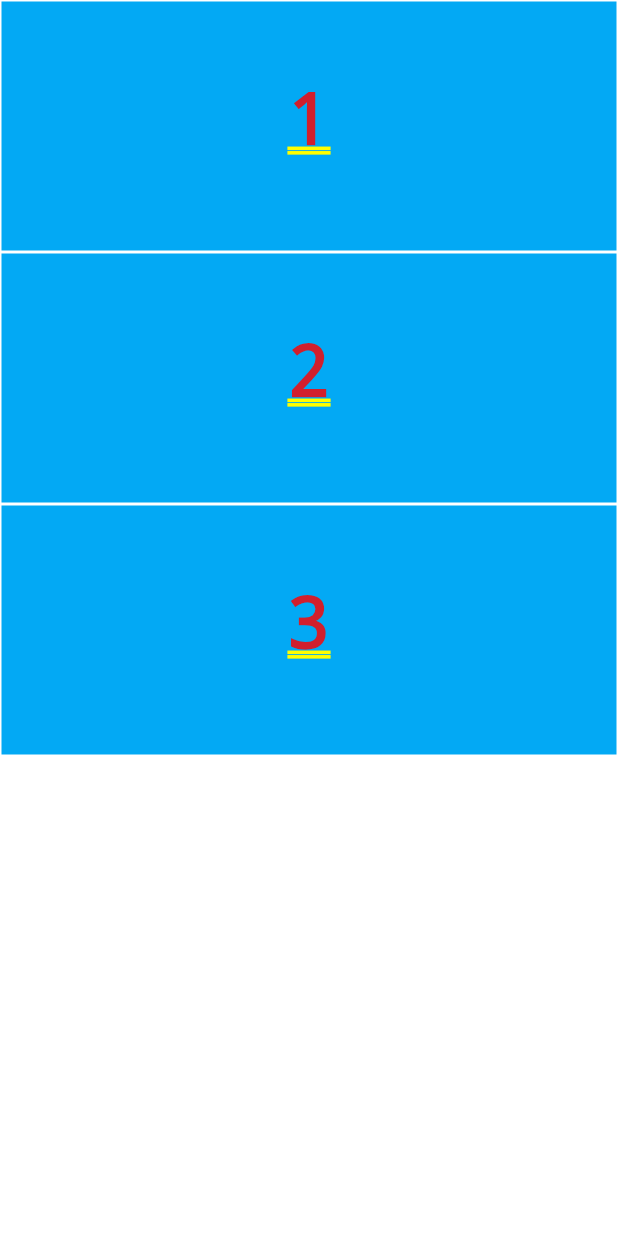
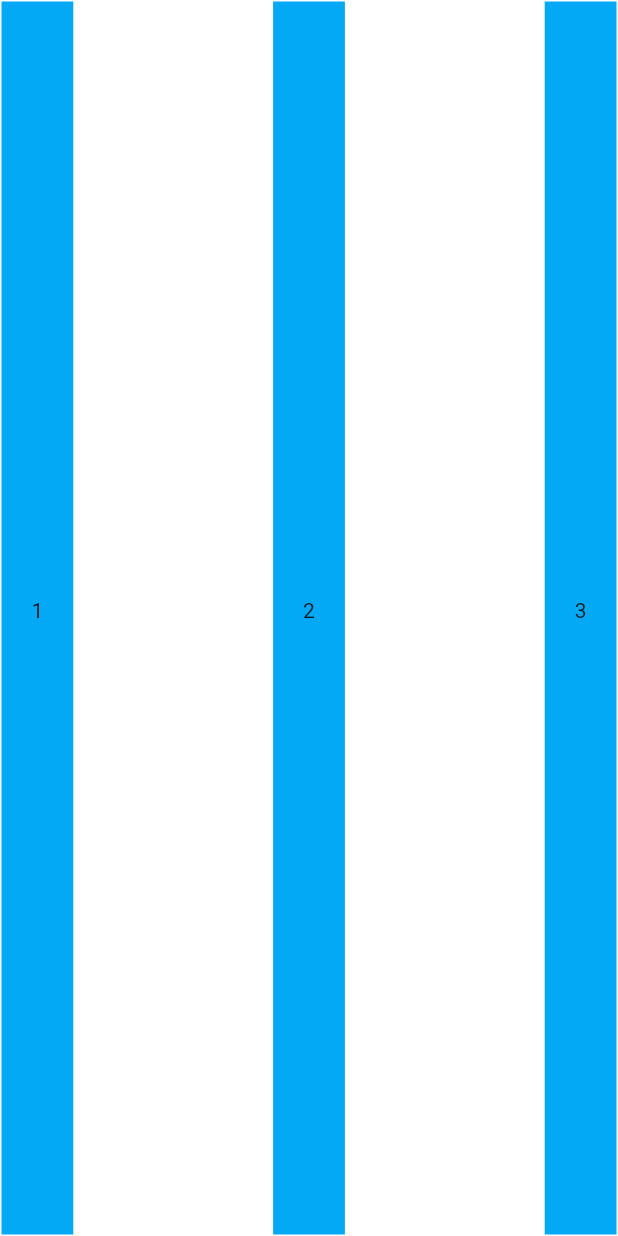
Before and after one commit to jethro91/flutterlearn, a Flutter app: the screen it shows after launch, on a phone screen of 412 x 824 dp. Run offline on Flutter 3.47's test engine with Material 2 defaults, Android fonts, the phone set to English and light mode, and no system bars.

Commit message:
[NAMA FITUR] keterangan

```diff
--- /dev/null
+++ b/lib/layout/TanpaNavigasi.dart
@@ -0,0 +1,24 @@
+import 'package:flutter/material.dart';
+
+class TanpaNavigasi extends StatefulWidget {
+  TanpaNavigasi({
+    Key key,
+    this.isiLayout,
+  });
+  final Widget isiLayout;
+  @override
+  _TanpaNavigasiState createState() => _TanpaNavigasiState();
+}
+
+class _TanpaNavigasiState extends State<TanpaNavigasi> {
+  @override
+  Widget build(BuildContext context) {
+    return Scaffold(
+      body: Container(
+        padding: MediaQuery.of(context).padding,
+        width: double.infinity,
+        child: widget.isiLayout,
+      ),
+    );
+  }
+}
--- a/lib/main.dart
+++ b/lib/main.dart
@@ -1,8 +1,12 @@
 import 'package:flutter/material.dart';
-import './myHome.dart';
+import './layout/DenganNavigasi.dart';
+import './layout/TanpaNavigasi.dart';
+import 'package:flutterlearn/Colum.dart';
+import './Row.dart';
+
+// import './myHome.dart';
 // import './Row.dart';
-import './Colum.dart';
-
+// import './Colum.dart';
 void main() => runApp(MyApp());
 
 class MyApp extends StatelessWidget {
@@ -13,7 +17,9 @@ class MyApp extends StatelessWidget {
       theme: ThemeData(
         primarySwatch: Colors.blue,
       ),
-      home: ColumnContainer(),
+      home: TanpaNavigasi(
+        isiLayout: RowContainer(),
+      ),
     );
   }
 }
```
Also changed, not shown: lib/layout/DenganNavigasi.dart (added, +23 -0 lines).
